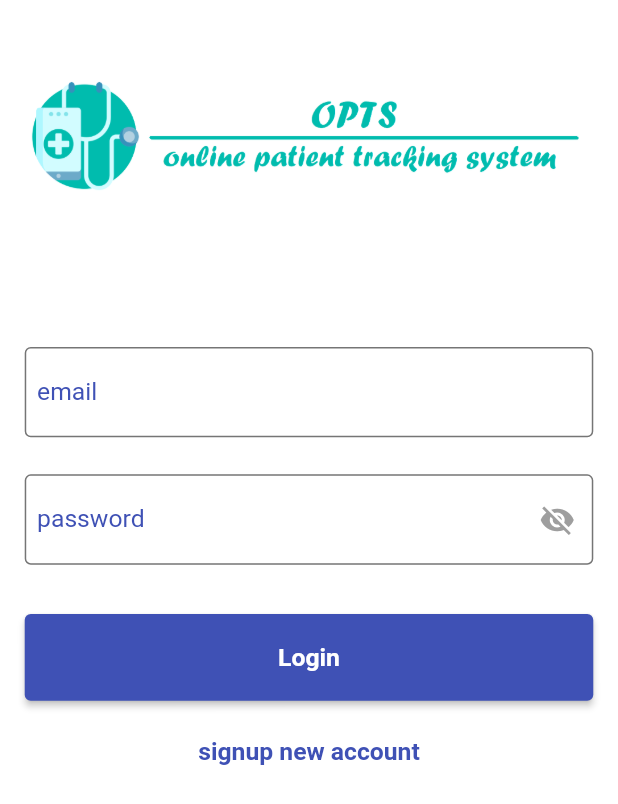
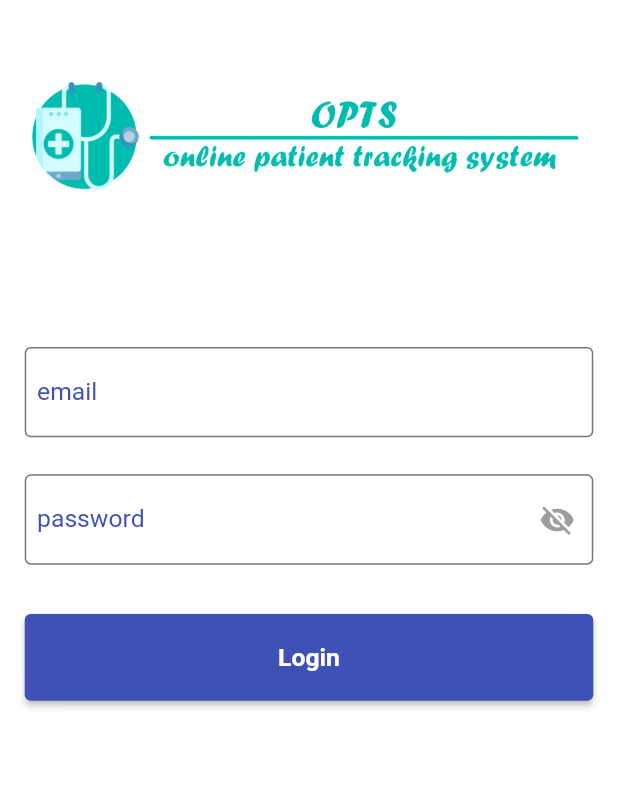
Before and after one commit to ZeraW/medical_app, a Flutter app: the LoginScreen screen opened directly, on a phone screen of 412 x 824 dp. Shown: the top 804 px of the screen. Run offline on Flutter 3.47's test engine with Material 2 defaults, Android fonts, the phone set to English and light mode, and no system bars; our stand-ins replace bot_toast, cached_network_image, cloud_firestore, file_picker, firebase_auth, firebase_core and 10 more; accounts and stored records are empty.

Commit message:
last edit

```diff
--- a/lib/ui_screens/auth/login.dart
+++ b/lib/ui_screens/auth/login.dart
@@ -106,7 +106,7 @@ class _MobileState extends State<Mobile> {
           SizedBox(
             height: Responsive.height(3.0, context),
           ),
-          widget.type == 'doctor'
+          widget.type != 'Patient'
               ? SizedBox()
               : GestureDetector(
                   onTap: () {
```
Also changed, not shown: 1 other file.
